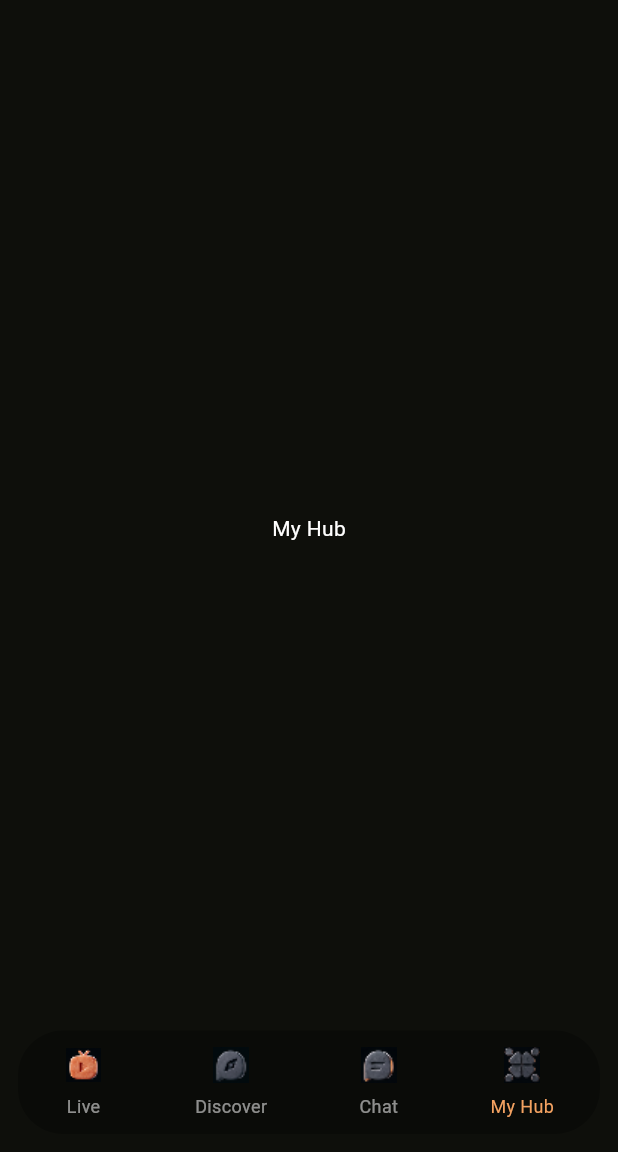
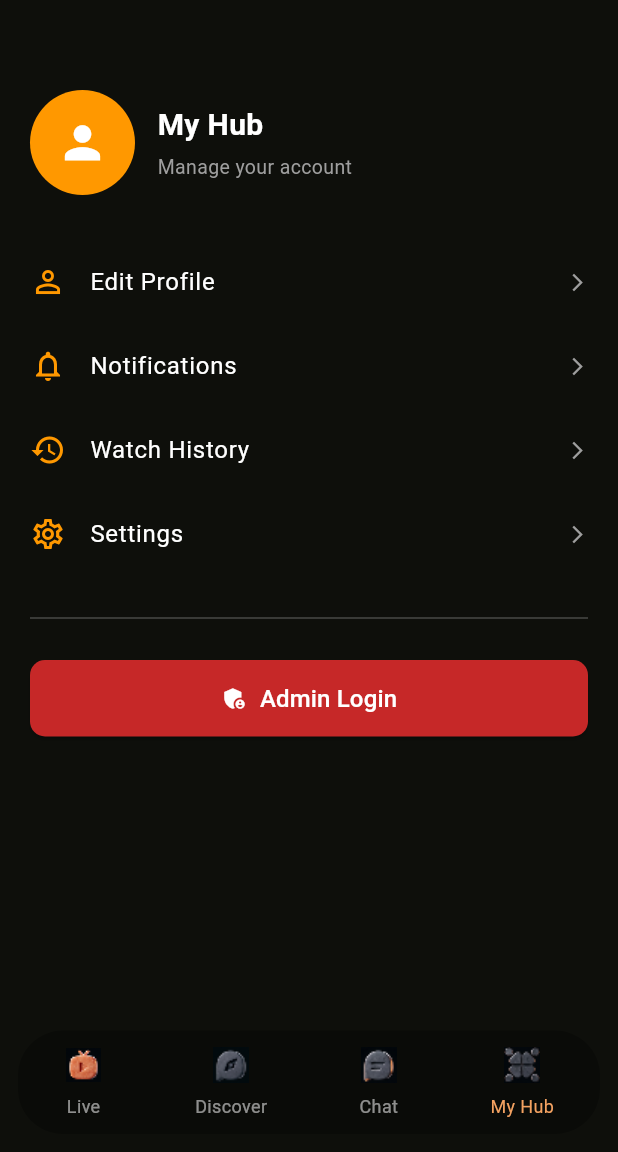
Before and after one commit to devmanjeet24/live_frontend, a Flutter app: the HomeScreen screen opened directly, item 4 of the bottom bar chosen, on a phone screen of 412 x 824 dp, the part 84-1236 px from its top. Run offline on Flutter 3.47's test engine with Material 3 defaults, Android fonts, the phone set to English and light mode, and no system bars; our stand-ins replace google_fonts, google_sign_in, image_picker, lucide_icons, shared_preferences, socket_io_client; missing offline and left inert: livekit_client; accounts and stored records are empty; network calls fail.

Commit message:
manjeet commit

```diff
--- a/lib/screens/home/tabs/myhub_tab.dart
+++ b/lib/screens/home/tabs/myhub_tab.dart
@@ -1,12 +1,114 @@
+// import 'package:flutter/material.dart';
+
+// class MyHubTab extends StatelessWidget {
+//   const MyHubTab({super.key});
+
+//   @override
+//   Widget build(BuildContext context) {
+//     return const Center(
+//       child: Text("My Hub", style: TextStyle(color: Colors.white)),
+//     );
+//   }
+// }
+
+
 import 'package:flutter/material.dart';
+// import 'package:voxylive/screens/admin/admin_login.dart';
+import 'package:voxylive/screens/admin/admin_login_screen.dart';
 
 class MyHubTab extends StatelessWidget {
   const MyHubTab({super.key});
 
   @override
   Widget build(BuildContext context) {
-    return const Center(
-      child: Text("My Hub", style: TextStyle(color: Colors.white)),
+    return SingleChildScrollView(
+      padding: const EdgeInsets.symmetric(horizontal: 20, vertical: 30),
+      child: Column(
+        crossAxisAlignment: CrossAxisAlignment.start,
+        children: [
+          /// 👤 PROFILE SECTION
+          Row(
+            children: [
+              CircleAvatar(
+                radius: 35,
+                backgroundColor: Colors.orange,
+                child: const Icon(Icons.person, size: 35, color: Colors.white),
+              ),
+              const SizedBox(width: 15),
+              Column(
+                crossAxisAlignment: CrossAxisAlignment.start,
+                children: const [
+                  Text(
+                    "My Hub",
+                    style: TextStyle(
+                      color: Colors.white,
+                      fontSize: 20,
+                      fontWeight: FontWeight.bold,
+                    ),
+                  ),
+                  SizedBox(height: 4),
+                  Text(
+                    "Manage your account",
+                    style: TextStyle(color: Colors.grey, fontSize: 13),
+                  ),
+                ],
+              ),
+            ],
+          ),
+
+          const SizedBox(height: 30),
+
+          /// ⚙️ OPTIONS LIST
+          _menuItem(Icons.person_outline, "Edit Profile", () {}),
+          _menuItem(Icons.notifications_outlined, "Notifications", () {}),
+          _menuItem(Icons.history, "Watch History", () {}),
+          _menuItem(Icons.settings_outlined, "Settings", () {}),
+
+          const SizedBox(height: 20),
+
+          const Divider(color: Colors.white24),
+
+          const SizedBox(height: 20),
+
+          /// 🔴 ADMIN LOGIN BUTTON
+          SizedBox(
+            width: double.infinity,
+            child: ElevatedButton.icon(
+              style: ElevatedButton.styleFrom(
+                backgroundColor: Colors.red.shade800,
+                padding: const EdgeInsets.symmetric(vertical: 14),
+                shape: RoundedRectangleBorder(
+                  borderRadius: BorderRadius.circular(10),
+                ),
+              ),
+              onPressed: () {
+                Navigator.push(
+                  context,
+                  MaterialPageRoute(
+                    builder: (_) => const AdminLoginScreen(),
+                  ),
+                );
+              },
+              icon: const Icon(Icons.admin_panel_settings, color: Colors.white),
+              label: const Text(
+                "Admin Login",
+                style: TextStyle(color: Colors.white, fontSize: 16),
+              ),
+            ),
+          ),
+        ],
+      ),
+    );
+  }
+
+  /// 🔧 MENU ITEM WIDGET
+  Widget _menuItem(IconData icon, String title, VoidCallback onTap) {
+    return ListTile(
+      contentPadding: EdgeInsets.zero,
+      leading: Icon(icon, color: Colors.orange),
+      title: Text(title, style: const TextStyle(color: Colors.white)),
+      trailing: const Icon(Icons.arrow_forward_ios, color: Colors.grey, size: 14),
+      onTap: onTap,
     );
   }
 }
--- a/lib/screens/live/start_stream_screen.dart
+++ b/lib/screens/live/start_stream_screen.dart
@@ -34,8 +34,10 @@ class StartStreamScreen extends StatelessWidget {
                 ),
                 onPressed: () async {
                   try {
-                    final roomName =
-                        "room_${DateTime.now().millisecondsSinceEpoch}";
+                    // final roomName =
+                    //     "room_${DateTime.now().millisecondsSinceEpoch}";
+
+                    final roomName = "global_room";
 
                     Navigator.push(
                       context,
```
Also changed, not shown: lib/screens/home/tabs/live_tab.dart (+48 -34 lines), lib/screens/live/live_player_screen.dart (+23 -11 lines), lib/screens/profile/profile_screen.dart (+30 -0 lines), lib/services/socket_service.dart (+61 -9 lines).
